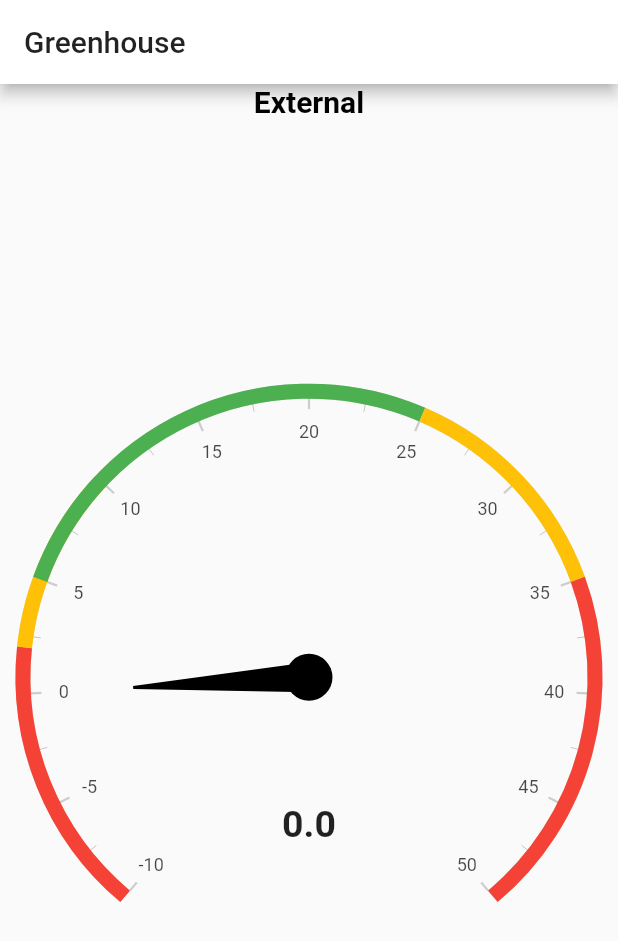
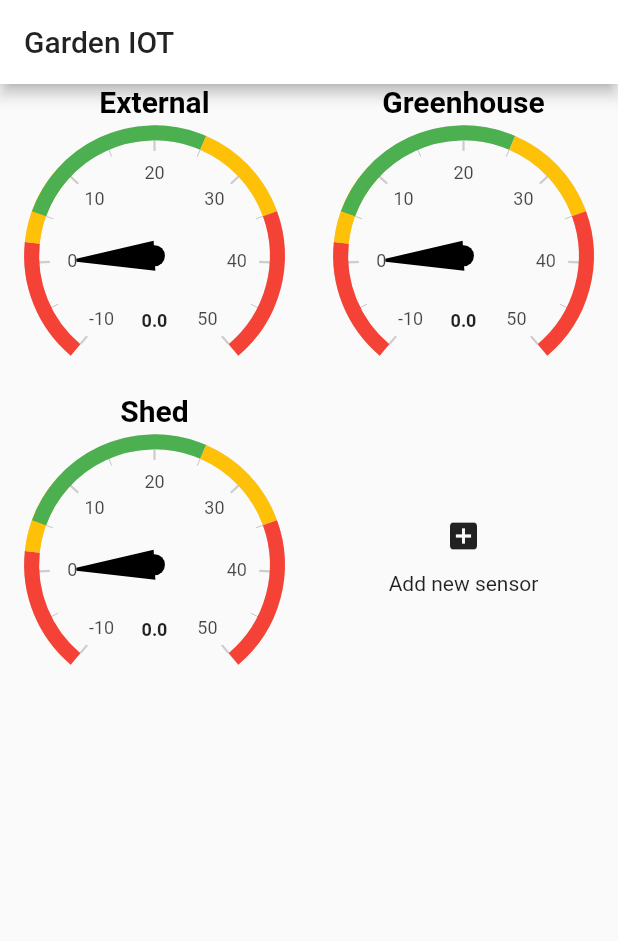
Before and after one commit to andysturrock/GardenIOT, a Flutter app: the screen it shows after launch, on a phone screen of 412 x 824 dp. Shown: the top 941 px of the screen. Run offline on Flutter 3.47's test engine with Material 2 defaults, Android fonts, the phone set to English and light mode, and no system bars; drawn by our look-alikes of syncfusion_flutter_gauges; network calls fail.

Commit message:
Work on UI

```diff
--- /dev/null
+++ b/UI/garden_iot/lib/dials_grid.dart
@@ -0,0 +1,94 @@
+import 'package:flutter/material.dart';
+import 'package:garden_iot/dial_editor.dart';
+import 'package:garden_iot/temperature_dial.dart';
+import 'package:garden_iot/temperature_model.dart';
+import 'package:provider/provider.dart';
+
+class DialsGrid extends StatefulWidget {
+  @override
+  _DialsGridState createState() => _DialsGridState();
+}
+
+class _DialsGridState extends State<DialsGrid> {
+  final List<Widget> _dials = [];
+  TextEditingController _textFieldController = TextEditingController();
+
+  Future<Widget?> _displayTextInputDialog(BuildContext context) async {
+    String widgetName = "";
+    Widget? myThing = await showDialog(
+        context: context,
+        builder: (BuildContext context) {
+          return AlertDialog(
+            title: Text('Add new sensor'),
+            content: DialEditor(),
+            actions: <Widget>[
+              TextButton(
+                child: Text('CANCEL'),
+                onPressed: () {
+                  Navigator.pop(context);
+                },
+              ),
+              TextButton(
+                child: Text('OK'),
+                onPressed: () {
+                  Navigator.pop(context, Text(widgetName));
+                },
+              ),
+            ],
+          );
+        });
+    return myThing;
+  }
+
+  @override
+  Widget build(BuildContext context) {
+    final temperatureDial0 = TemperatureDial(
+        temperatureModel: context.read<TemperatureModel>(),
+        sensorId: 0,
+        name: "External");
+    final temperatureDial1 = TemperatureDial(
+        temperatureModel: context.read<TemperatureModel>(),
+        sensorId: 1,
+        name: "Greenhouse");
+    final temperatureDial2 = TemperatureDial(
+        temperatureModel: context.read<TemperatureModel>(),
+        sensorId: 2,
+        name: "Shed");
+    if (_dials.length == 0) {
+      _dials.add(temperatureDial0);
+      _dials.add(temperatureDial1);
+      _dials.add(temperatureDial2);
+      final addNewSensor = Column(
+        mainAxisAlignment: MainAxisAlignment.center,
+        children: [
+          IconButton(
+            icon: const Icon(Icons.add_box),
+            tooltip: 'Add new sensor',
+            onPressed: () async {
+              Widget? myThing = await _displayTextInputDialog(context);
+              if (myThing != null) {
+                setState(() {
+                  _dials.add(myThing);
+                });
+              } else {
+                print("The user pressed cancel or back");
+              }
+            },
+          ),
+          Text('Add new sensor')
+        ],
+      );
+      _dials.add(addNewSensor);
+    }
+
+    final orientation = MediaQuery.of(context).orientation;
+    var gridView = GridView.builder(
+        itemCount: _dials.length,
+        gridDelegate: new SliverGridDelegateWithFixedCrossAxisCount(
+            crossAxisCount: (orientation == Orientation.portrait) ? 2 : 3),
+        itemBuilder: (BuildContext context, int index) {
+          return _dials[index];
+        });
+    return gridView;
+  }
+}
--- a/UI/garden_iot/lib/main.dart
+++ b/UI/garden_iot/lib/main.dart
@@ -1,4 +1,5 @@
 import 'package:flutter/material.dart';
+import 'package:garden_iot/dials_grid.dart';
 import 'package:garden_iot/temperature_dial.dart';
 import 'package:garden_iot/temperature_model.dart';
 import 'package:provider/provider.dart';
@@ -25,14 +26,10 @@ class MyApp extends StatelessWidget {
         theme: ThemeData(
           primaryColor: Colors.white,
         ),
-        // home: RandomWords(),
         home: Scaffold(
             appBar: AppBar(
-              title: Text('Greenhouse'),
+              title: Text('Garden IOT'),
             ),
-            body: TemperatureDial(
-                temperatureModel: context.read<TemperatureModel>(),
-                sensorId: 0,
-                name: "External")));
+            body: DialsGrid()));
   }
 }
--- a/UI/garden_iot/lib/temperature_dial.dart
+++ b/UI/garden_iot/lib/temperature_dial.dart
@@ -69,7 +69,7 @@ class TemperatureDial extends StatelessWidget {
                 widget: Container(
                     child: Text(temperature.toString(),
                         style: TextStyle(
-                            fontSize: 25, fontWeight: FontWeight.bold))),
+                            fontSize: 12, fontWeight: FontWeight.bold))),
                 angle: 90,
                 positionFactor: 0.5)
           ])
```
Also changed, not shown: UI/garden_iot/lib/dial_editor.dart (added, +43 -0 lines), UI/garden_iot/lib/dial_type_dropdown.dart (added, +50 -0 lines).
